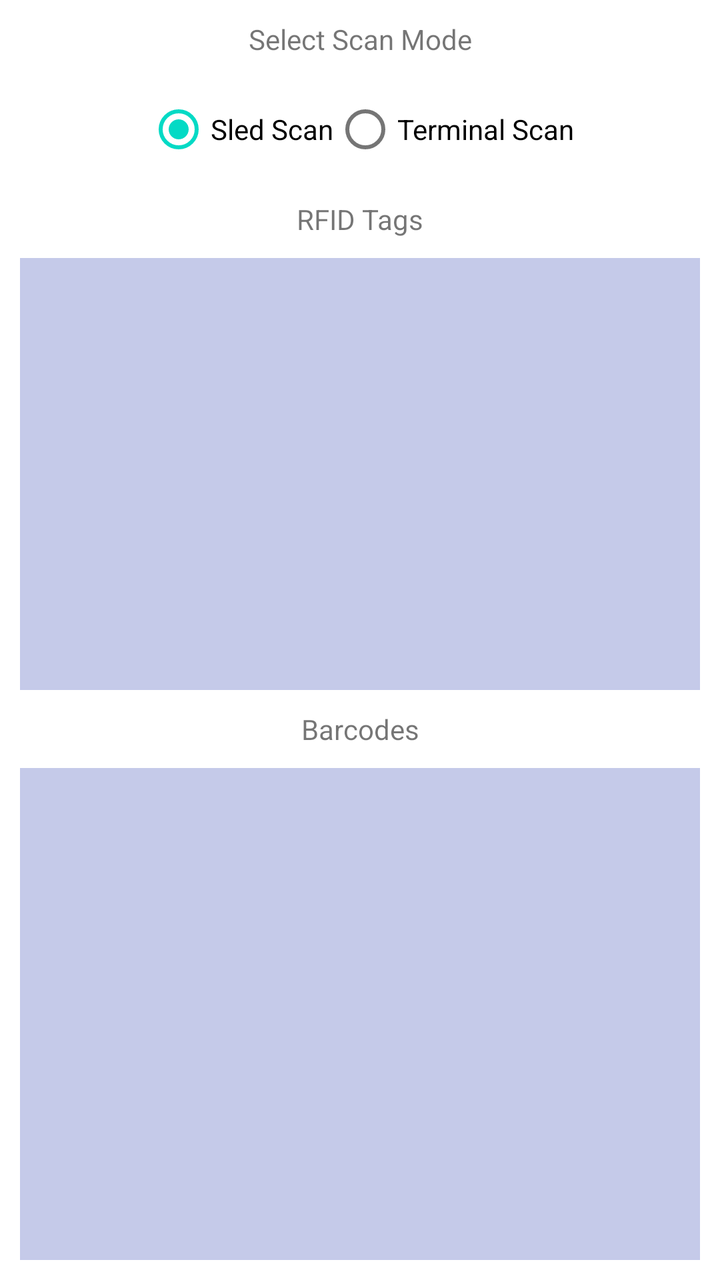
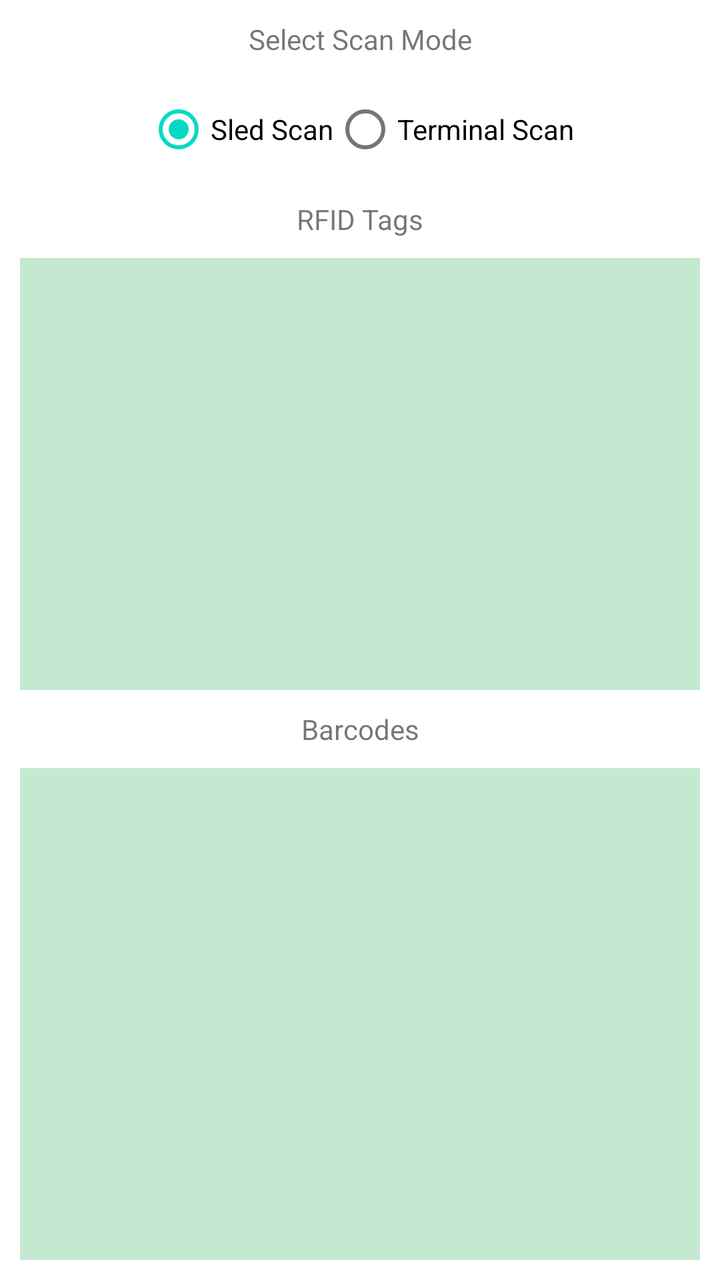

An Android layout rendered at two revisions. The XML below is the earlier revision; the diff shows what the commit changed to produce the second picture.
<!-- AndroidManifest.xml: application theme Theme.ZebraRfidSledSample -->
<!-- res/layout/activity_main.xml -->
<?xml version="1.0" encoding="utf-8"?>
<androidx.constraintlayout.widget.ConstraintLayout xmlns:android="http://schemas.android.com/apk/res/android"
    xmlns:app="http://schemas.android.com/apk/res-auto"
    xmlns:tools="http://schemas.android.com/tools"
    android:layout_width="match_parent"
    android:layout_height="match_parent"
    tools:context=".MainActivity">


    <RadioGroup
        android:id="@+id/radioGroup"
        android:layout_width="wrap_content"
        android:layout_height="wrap_content"
        android:layout_marginTop="10dp"
        android:layout_marginBottom="10dp"
        android:orientation="horizontal"
        app:layout_constraintBottom_toTopOf="@+id/textViewRFID"
        app:layout_constraintEnd_toEndOf="parent"
        app:layout_constraintStart_toStartOf="parent"
        app:layout_constraintTop_toBottomOf="@+id/textView3">

        <RadioButton
            android:id="@+id/radiobtn_sled"
            android:layout_width="wrap_content"
            android:layout_height="wrap_content"
            android:checked="true"
            android:text="Sled Scan" />

        <RadioButton
            android:id="@+id/radiobtn_terminal"
            android:layout_width="wrap_content"
            android:layout_height="wrap_content"
            android:text="Terminal Scan" />

    </RadioGroup>

    <TextView
        android:id="@+id/textViewRFID"
        android:layout_width="wrap_content"
        android:layout_height="wrap_content"
        android:layout_marginTop="100dp"
        android:text="RFID Tags"
        app:layout_constraintEnd_toEndOf="parent"
        app:layout_constraintStart_toStartOf="parent"
        app:layout_constraintTop_toTopOf="parent" />

    <ListView
        android:id="@+id/listViewRFID"
        android:layout_width="0dp"
        android:layout_height="0dp"
        android:layout_marginStart="10dp"
        android:layout_marginTop="10dp"
        android:layout_marginEnd="10dp"
        android:layout_marginBottom="10dp"
        android:background="#C5CAE9"
        app:layout_constraintBottom_toTopOf="@+id/textViewBarcode"
        app:layout_constraintEnd_toEndOf="parent"
        app:layout_constraintStart_toStartOf="parent"
        app:layout_constraintTop_toBottomOf="@+id/textViewRFID" />

    <ListView
        android:id="@+id/listViewBarcodes"
        android:layout_width="0dp"
        android:layout_height="0dp"
        android:layout_marginStart="10dp"
        android:layout_marginTop="10dp"
        android:layout_marginEnd="10dp"
        android:layout_marginBottom="10dp"
        android:background="#C5CAE9"
        app:layout_constraintBottom_toBottomOf="parent"
        app:layout_constraintEnd_toEndOf="parent"
        app:layout_constraintStart_toStartOf="parent"
        app:layout_constraintTop_toBottomOf="@+id/textViewBarcode" />

    <TextView
        android:id="@+id/textViewBarcode"
        android:layout_width="wrap_content"
        android:layout_height="wrap_content"
        android:text="Barcodes"
        app:layout_constraintBottom_toBottomOf="parent"
        app:layout_constraintEnd_toEndOf="parent"
        app:layout_constraintStart_toStartOf="parent"
        app:layout_constraintTop_toBottomOf="@+id/radioGroup" />

    <TextView
        android:id="@+id/textView3"
        android:layout_width="wrap_content"
        android:layout_height="wrap_content"
        android:layout_marginTop="10dp"
        android:text="Select Scan Mode"
        app:layout_constraintEnd_toEndOf="parent"
        app:layout_constraintStart_toStartOf="parent"
        app:layout_constraintTop_toTopOf="parent" />

    <ProgressBar
        android:id="@+id/progressBar"
        style="?android:attr/progressBarStyle"
        android:layout_width="wrap_content"
        android:layout_height="wrap_content"
        app:layout_constraintBottom_toBottomOf="parent"
        app:layout_constraintEnd_toEndOf="parent"
        app:layout_constraintStart_toStartOf="parent"
        app:layout_constraintTop_toTopOf="parent" />

</androidx.constraintlayout.widget.ConstraintLayout>
<!-- resources referenced by this layout -->
<resources>
  <style name="Theme.ZebraRfidSledSample" parent="Theme.MaterialComponents.DayNight.DarkActionBar">
          
          <item name="colorPrimary">@color/purple_500</item>
          <item name="colorPrimaryVariant">@color/purple_700</item>
          <item name="colorOnPrimary">@color/white</item>
          
          <item name="colorSecondary">@color/teal_200</item>
          <item name="colorSecondaryVariant">@color/teal_700</item>
          <item name="colorOnSecondary">@color/black</item>
          
          <item name="android:statusBarColor">?attr/colorPrimaryVariant</item>
          
      </style>
  <color name="purple_500">#FF6200EE</color>
  <color name="purple_700">#FF3700B3</color>
  <color name="white">#FFFFFFFF</color>
  <color name="teal_200">#FF03DAC5</color>
  <color name="teal_700">#FF018786</color>
  <color name="black">#FF000000</color>
</resources>

<!-- the commit's change to res/layout/activity_main.xml (unified diff, before → after) -->
@@ -52,7 +52,7 @@
         android:layout_marginTop="10dp"
         android:layout_marginEnd="10dp"
         android:layout_marginBottom="10dp"
-        android:background="#C5CAE9"
+        android:background="#C5E9D0"
         app:layout_constraintBottom_toTopOf="@+id/textViewBarcode"
         app:layout_constraintEnd_toEndOf="parent"
         app:layout_constraintStart_toStartOf="parent"
@@ -66,7 +66,7 @@
         android:layout_marginTop="10dp"
         android:layout_marginEnd="10dp"
         android:layout_marginBottom="10dp"
-        android:background="#C5CAE9"
+        android:background="#C5E9D0"
         app:layout_constraintBottom_toBottomOf="parent"
         app:layout_constraintEnd_toEndOf="parent"
         app:layout_constraintStart_toStartOf="parent"
